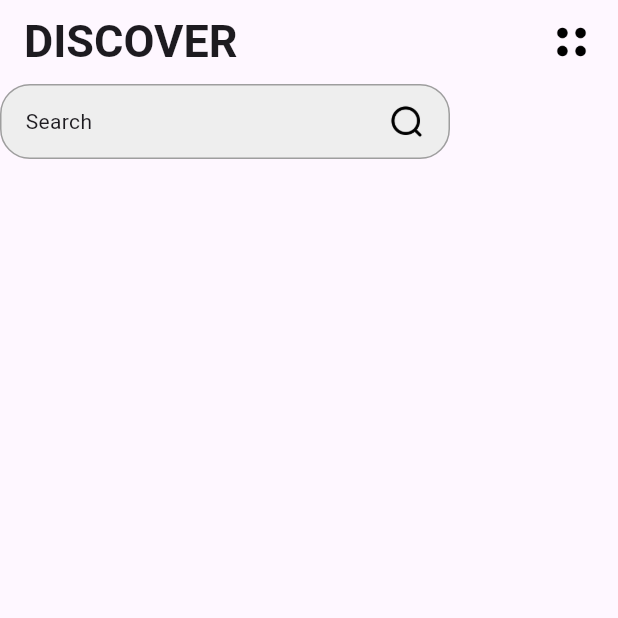
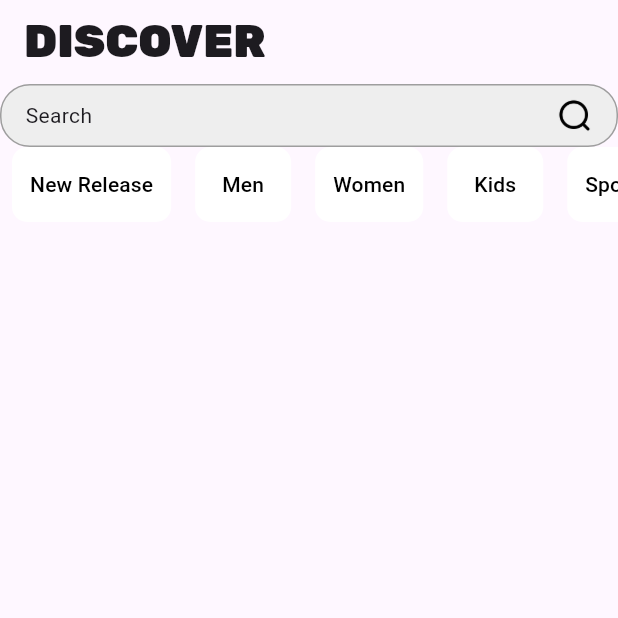
Before and after one commit to tall-developer/e-commerce, a Flutter app: the screen it shows after launch, on a phone screen of 412 x 824 dp, the top half of it. Run offline on Flutter 3.47's test engine with Material 3 defaults, Android fonts, the phone set to English and light mode, and no system bars; our stand-ins replace gap, google_fonts.

Commit message:
Added new Navigation buttons to the home page

```diff
--- a/lib/pages/home.dart
+++ b/lib/pages/home.dart
@@ -1,4 +1,3 @@
-// Import necessary libraries
 // Import necessary libraries
 import 'package:flutter/material.dart';
 import 'package:google_fonts/google_fonts.dart';
@@ -11,6 +10,9 @@ class HomePage extends StatelessWidget {
   final Image menuIcon = Image.asset('assets/images/menu_icon.png');
   final Image searchIcon = Image.asset('assets/images/search_icon.png');
 
+  // Define button labels
+  final List<String> buttonLabels = ['New Release', 'Men', 'Women', 'Kids', 'Sports', 'Home', 'Beauty', 'Technology'];
+
   // Build the home page
   @override
   Widget build(BuildContext context) {
@@ -22,17 +24,15 @@ class HomePage extends StatelessWidget {
           children: [
             Text(
               appName,
-
-              style: GoogleFonts.aBeeZee( // Use your 'Freeman-Regular' font
+              style: GoogleFonts.rubik( // Use your 'Freeman-Regular' font
                 fontSize: 30,
-                fontWeight: FontWeight.bold,
+                fontWeight: FontWeight.w900,
               ),
             ),
-            SizedBox(
+            const SizedBox(
               // Add SizedBox to control the size of the menuIcon
-              height: 30, // Set the desired height
-              width: 30, // Set the desired width
-              child: menuIcon,
+              height: 30,
+              width: 30,
             ),
           ],
         ),
@@ -44,26 +44,20 @@ class HomePage extends StatelessWidget {
             onTap: () {
               // Handle search bar click
             },
-            child: SizedBox(
-              height: 50, // Set the desired height of the search bar
-              width: 300,  // Set the desired width of the search bar
             child: Container(
-                padding: EdgeInsets.symmetric(horizontal: 16, vertical: 8),
+              padding: const EdgeInsets.symmetric(horizontal: 16, vertical: 8),
               decoration: BoxDecoration(
                 color: Colors.grey[200],
                 borderRadius: BorderRadius.circular(20),
                 border: Border.all(
-                    color: Colors.grey
-,
+                  color: Colors.grey,
                   width: 1.0,
                 ),
               ),
               child: Row(
                 mainAxisAlignment: MainAxisAlignment.spaceBetween,
-
                 children: [
-        Text('Search'),
-
+                  const Text('Search'),
                   SizedBox(
                     height: 24,
                     width: 24,
@@ -73,7 +67,34 @@ class HomePage extends StatelessWidget {
               ),
             ),
           ),
+
+          // Add scrollable buttons
+          Container(
+            height: 50, // Adjust height as needed
+            child: ListView.builder(
+              scrollDirection: Axis.horizontal,
+              itemCount: buttonLabels.length,
+              itemBuilder: (context, index) {
+                return Padding(
+                  padding: const EdgeInsets.symmetric(horizontal: 8),
+                  child: TextButton(
+                    onPressed: () {
+                      // Handle button click for each label
+                    },
+                    style: TextButton.styleFrom(
+                      foregroundColor: Colors.black, backgroundColor: Colors.white, // Background color
+                      shape: RoundedRectangleBorder(
+                        borderRadius: BorderRadius.circular(10),
                       ),
+                    ),
+                    child: Text(buttonLabels[index]),
+                  ),
+                );
+              },
+            ),
+          ),
+
+          // Rest of your content
         ],
       ),
     );
```
Also changed, not shown: lib/main.dart (line endings or trailing spaces). Lines whose indentation alone changed are shown as unchanged.
